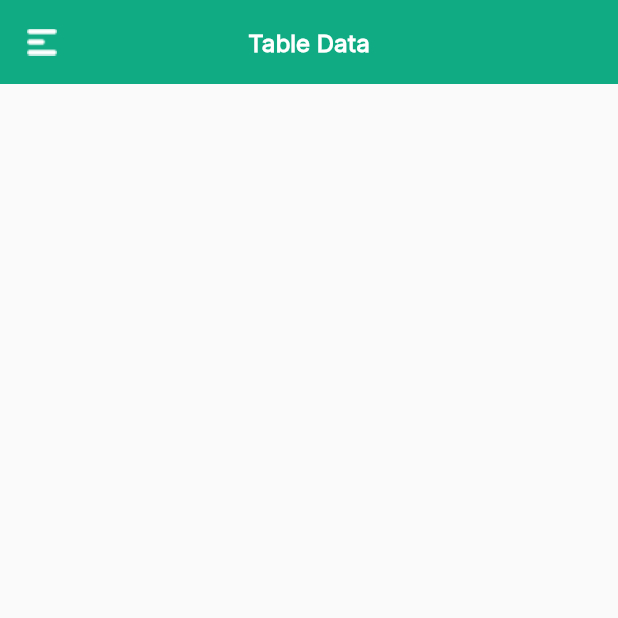
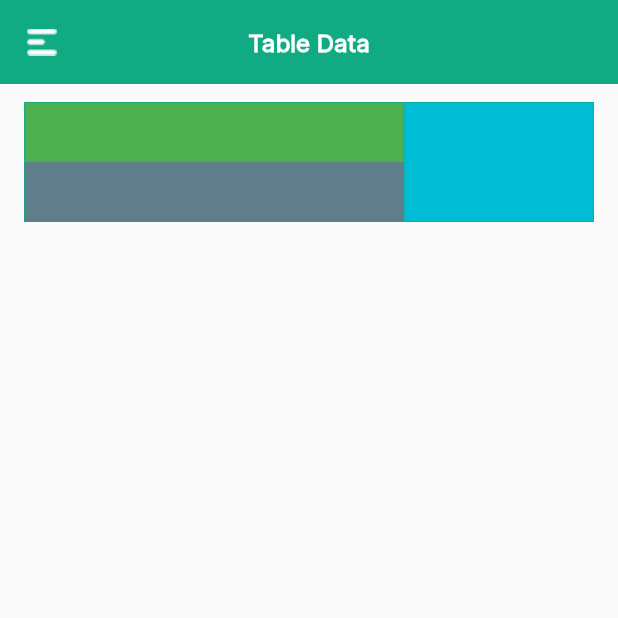
Before and after one commit to marufrobin/demo_limited_company, a Flutter app: the screen it shows after launch, on a phone screen of 412 x 824 dp, the top half of it. Run offline on Flutter 3.47's test engine with Material 2 defaults, Android fonts, the phone set to English and light mode, and no system bars.

Commit message:
table first row place taken

```diff
--- a/lib/home_page.dart
+++ b/lib/home_page.dart
@@ -88,7 +88,7 @@ class HomePage extends StatelessWidget {
                     child: Column(
                       children: [
                         ExpansionTile(
-                          childrenPadding: EdgeInsets.all(4),
+                          childrenPadding: EdgeInsets.all(12),
                           // backgroundColor: Color(0xffC9ECE3),
                           collapsedTextColor: Colors.black,
 
@@ -116,7 +116,7 @@ class HomePage extends StatelessWidget {
                                 mainAxisAlignment: MainAxisAlignment.start,
                                 children: [
                                   SizedBox(
-                                    width: 26,
+                                    width: 20,
                                   ),
                                   VerticalDivider(
                                     color: Color(0xffC9ECE3),
@@ -172,6 +172,39 @@ class HomePage extends StatelessWidget {
                             )
                           ],
                         ),
+                        ExpansionTile(
+                          iconColor: Color(0xff10AB83),
+                          textColor: Color(0xff10AB83),
+                          leading: IconButton(
+                              onPressed: (() {}),
+                              icon: Icon(
+                                Icons.shopping_bag_rounded,
+                                size: 16,
+                              )),
+                          title: Text(
+                            'Sell',
+                            style: TextStyle(
+                              fontSize: 14,
+                              fontWeight: FontWeight.w500,
+                              fontFamily: "Poppins",
+                            ),
+                          ),
+                        ),
+                        ExpansionTile(
+                          iconColor: Color(0xff10AB83),
+                          textColor: Color(0xff10AB83),
+                          leading: IconButton(
+                              onPressed: (() {}),
+                              icon: Image.asset('images/stock.png')),
+                          title: Text(
+                            'Stock / Inventory',
+                            style: TextStyle(
+                              fontSize: 14,
+                              fontWeight: FontWeight.w500,
+                              fontFamily: "Poppins",
+                            ),
+                          ),
+                        )
                       ],
                     ),
                   ))
@@ -183,7 +216,7 @@ class HomePage extends StatelessWidget {
             onTap: () {
               _key.currentState!.openDrawer();
             },
-            child: Container(
+            child: SizedBox(
                 width: 16,
                 height: 14,
                 child: Image.asset(
@@ -199,6 +232,7 @@ class HomePage extends StatelessWidget {
           ),
           centerTitle: true,
         ),
+        body: BodyTable(),
       ),
     );
   }
@@ -211,3 +245,49 @@ class HomePage extends StatelessWidget {
         color: Color(0xff10AB83));
   }
 }
+
+class BodyTable extends StatelessWidget {
+  const BodyTable({
+    Key? key,
+  }) : super(key: key);
+
+  @override
+  Widget build(BuildContext context) {
+    return Container(
+      margin: const EdgeInsets.symmetric(vertical: 12, horizontal: 16),
+      child: Table(
+          border: TableBorder.all(width: 0.5, color: Color(0xff10AB83)),
+          columnWidths: <int, TableColumnWidth>{
+            0: IntrinsicColumnWidth(flex: 2),
+            1: FlexColumnWidth(),
+            // 2: FixedColumnWidth(10),
+          },
+          children: [
+            TableRow(children: [
+              TableCell(
+                  verticalAlignment: TableCellVerticalAlignment.fill,
+                  child: Container(
+                    color: Colors.green,
+                    child: Column(
+                      children: [
+                        Container(
+                          height: 40,
+                          color: Colors.green,
+                        ),
+                        Container(
+                          height: 40,
+                          color: Colors.blueGrey,
+                        )
+                      ],
+                    ),
+                  )),
+              Container(
+                width: 78,
+                height: 80,
+                color: Colors.cyan,
+              )
+            ])
+          ]),
+    );
+  }
+}
```
